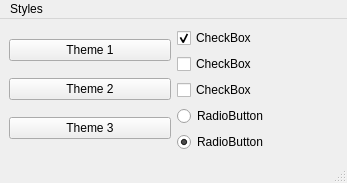
First picture: the form in examples/runtime/main_window.ui, repository UN-GCPDS/qt-material, before the edit.
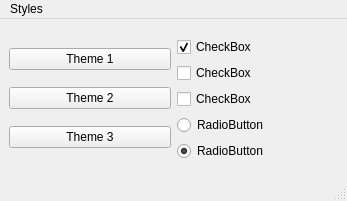
Second picture: the form after the edit.

Patch:
```diff
--- a/examples/runtime/main_window.ui
+++ b/examples/runtime/main_window.ui
@@ -7,7 +7,7 @@
     <x>0</x>
     <y>0</y>
     <width>347</width>
-    <height>181</height>
+    <height>201</height>
    </rect>
   </property>
   <property name="windowTitle">
```
